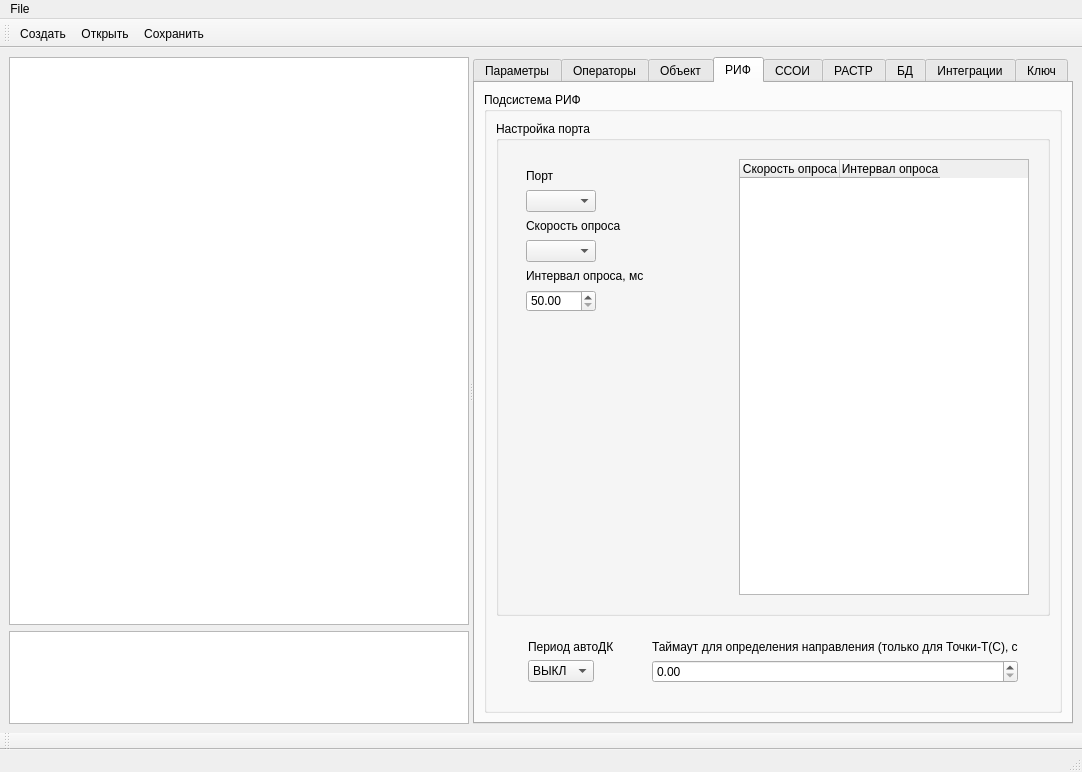
xXRadioHeadXx/start7, file m_cfg/MainWindowCFG.ui: the form before one commit.
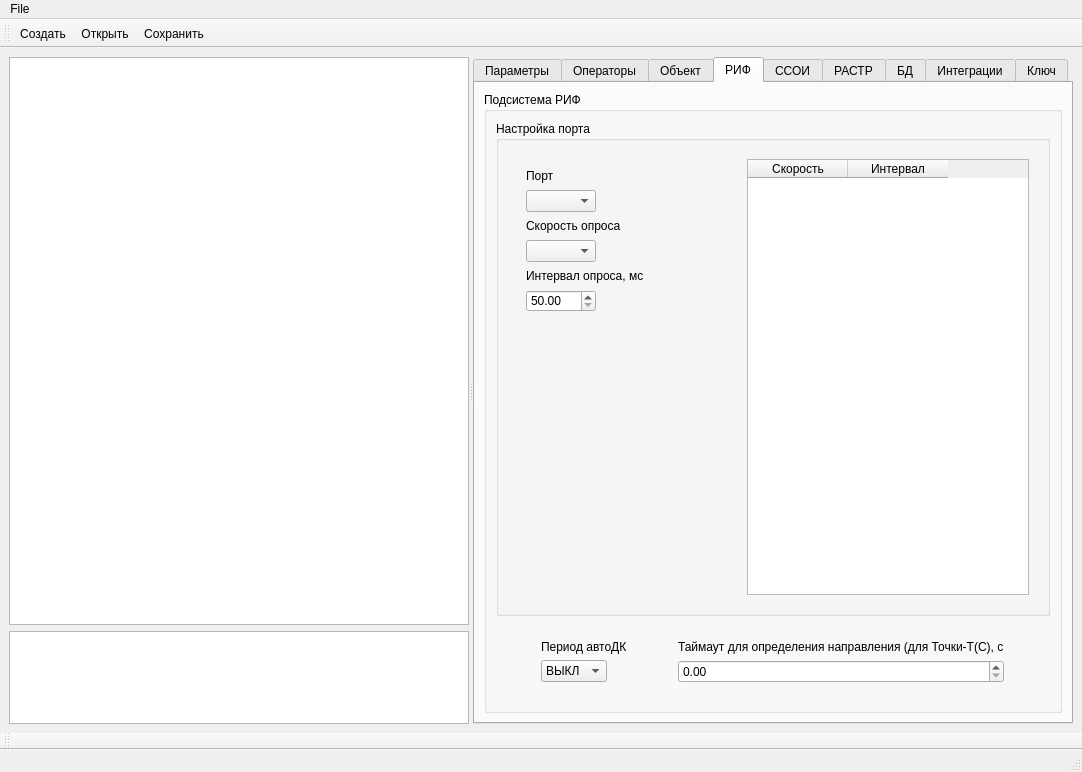
The form after the commit. The open tabs and pages were chosen to show the change. Icons and pictures are not drawn. Custom widgets are drawn as their Qt base class.

Diff of the .ui file:
```diff
--- a/m_cfg/MainWindowCFG.ui
+++ b/m_cfg/MainWindowCFG.ui
@@ -2821,20 +2821,7 @@
                    <verstretch>0</verstretch>
                   </sizepolicy>
                  </property>
-                 <layout class="QGridLayout" name="gridLayout_6">
-                  <item row="0" column="1">
-                   <spacer name="horizontalSpacer_3">
-                    <property name="orientation">
-                     <enum>Qt::Horizontal</enum>
-                    </property>
-                    <property name="sizeHint" stdset="0">
-                     <size>
-                      <width>40</width>
-                      <height>20</height>
-                     </size>
-                    </property>
-                   </spacer>
-                  </item>
+                 <layout class="QGridLayout" name="gridLayout">
                   <item row="0" column="0">
                    <widget class="QWidget" name="widget" native="true">
                     <property name="sizePolicy">
@@ -2998,6 +2985,19 @@
                     </layout>
                    </widget>
                   </item>
+                  <item row="0" column="1">
+                   <spacer name="horizontalSpacer_3">
+                    <property name="orientation">
+                     <enum>Qt::Horizontal</enum>
+                    </property>
+                    <property name="sizeHint" stdset="0">
+                     <size>
+                      <width>40</width>
+                      <height>20</height>
+                     </size>
+                    </property>
+                   </spacer>
+                  </item>
                   <item row="0" column="2">
                    <widget class="QTableWidget" name="tableWidget_2">
                     <property name="sizePolicy">
@@ -3008,7 +3008,7 @@
                     </property>
                     <property name="minimumSize">
                      <size>
-                      <width>290</width>
+                      <width>282</width>
                       <height>0</height>
                      </size>
                     </property>
@@ -3020,12 +3020,12 @@
                     </property>
                     <column>
                      <property name="text">
-                      <string>Скорость опроса</string>
+                      <string>Скорость</string>
                      </property>
                     </column>
                     <column>
                      <property name="text">
-                      <string>Интервал опроса</string>
+                      <string>Интервал</string>
                      </property>
                     </column>
                    </widget>
@@ -3126,7 +3126,7 @@
                      </sizepolicy>
                     </property>
                     <property name="text">
-                     <string>Таймаут для определения направления (только для Точки-Т(С), c</string>
+                     <string>Таймаут для определения направления (для Точки-Т(С), c</string>
                     </property>
                    </widget>
                   </item>
```
Left out of the diff: 2 changed lines with no effect on the pictures.
